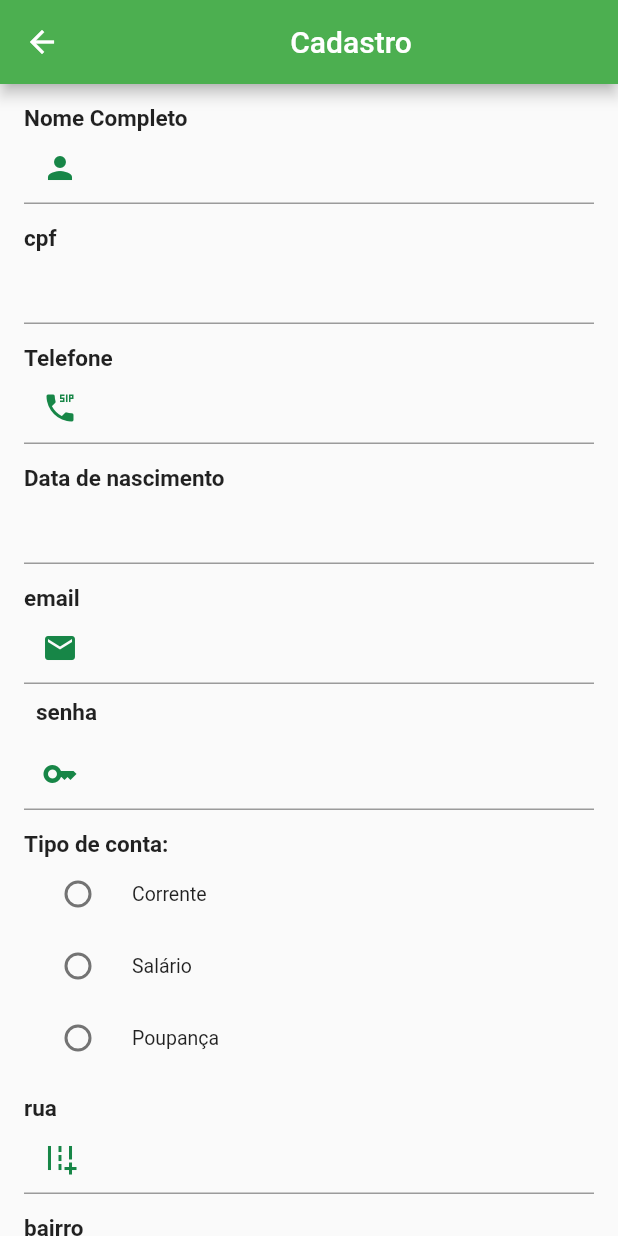
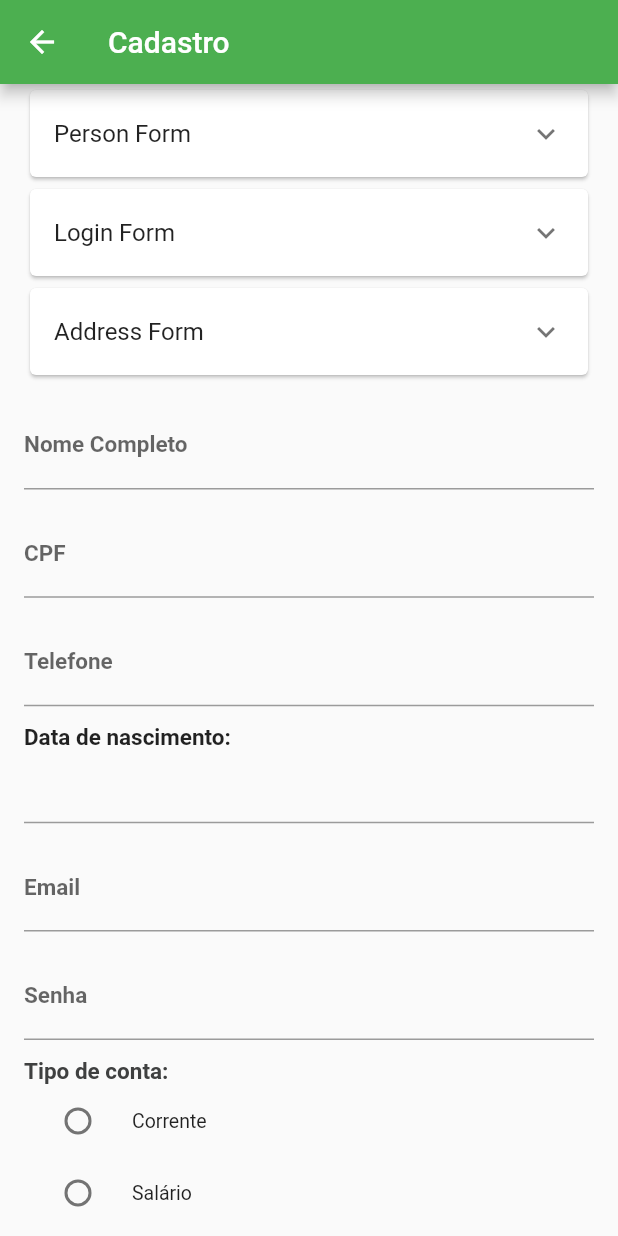
Before and after one commit to GiovanaThais/dartbank, a Flutter app: the HomePage screen opened directly, in the side drawer, after a tap on "Dados cadastráis", on a phone screen of 412 x 824 dp. Run offline on Flutter 3.47's test engine with Material 2 defaults, Android fonts, the phone set to English and light mode, and no system bars.

Commit message:
feat: melhorias no register

```diff
--- a/dart_bank/lib/core/widgets/custom_drawer_widget.dart
+++ b/dart_bank/lib/core/widgets/custom_drawer_widget.dart
@@ -40,10 +40,9 @@ class CustomDrawerWidget extends StatelessWidget {
               },
               child: UserAccountsDrawerHeader(
                   currentAccountPicture: CircleAvatar(
-                    backgroundColor: Color.fromARGB(255, 4, 99, 61),
+                    backgroundColor: Color.fromARGB(255, 239, 255, 248),
                     child: Image.asset(
-                      'assets/icon/logo.png',
-                      color: Colors.white,
+                      'assets/icon/avatar.png',
                       width: 60,
                     ),
                   ),
--- a/dart_bank/lib/core/widgets/text_label_widgets.dart
+++ b/dart_bank/lib/core/widgets/text_label_widgets.dart
@@ -1,16 +1,26 @@
 import 'package:flutter/material.dart';
 
 class TextLabel extends StatelessWidget {
+  const TextLabel(
+      {super.key,
+      required this.textlabel,
+      required this.controller,
+      this.validator});
+
   final String textlabel;
-  const TextLabel({super.key, required this.textlabel});
+  final String? Function(String? value)? validator;
+  final TextEditingController controller;
 
   @override
   Widget build(BuildContext context) {
     return Container(
       margin: const EdgeInsets.only(top: 2),
-      child: Text(
-        textlabel,
-        style: const TextStyle(fontSize: 15, fontWeight: FontWeight.bold),
+      child: TextFormField(
+        controller: controller,
+        validator: validator,
+        decoration: InputDecoration(
+            labelText: textlabel,
+            labelStyle: TextStyle(fontSize: 15, fontWeight: FontWeight.bold)),
       ),
     );
   }
--- /dev/null
+++ b/dart_bank/lib/features/auth/components/person_components.dart
@@ -0,0 +1,80 @@
+import 'package:flutter/material.dart';
+import 'package:dart_bank/core/widgets/text_label_widgets.dart';
+
+class PersonComponent extends StatefulWidget {
+  const PersonComponent({super.key});
+
+  @override
+  State<PersonComponent> createState() => _PersonComponentState();
+}
+
+class _PersonComponentState extends State<PersonComponent> {
+  var nameController = TextEditingController(text: "");
+  var birthDateController = TextEditingController(text: "");
+  var numberIdController = TextEditingController(text: "");
+  var cellController = TextEditingController(text: "");
+
+  DateTime? birthDate;
+
+  String? validateName(String? value) {
+    final regex = RegExp(r'^[A-Z][a-z] + ([a-zA-Z]+){1,}$');
+    final isValid = regex.hasMatch(value!);
+    if (!isValid) return 'Digite o nome completo';
+    return null;
+  }
+
+  @override
+  Widget build(BuildContext context) {
+    return Card(
+      child: Padding(
+        padding: EdgeInsets.all(8),
+        child: Column(
+          children: [
+            Padding(
+              padding: EdgeInsets.only(top: 12.0),
+              child: TextLabel(
+                controller: nameController,
+                validator: validateName,
+                textlabel: "Nome Completo",
+              ),
+            ),
+            Padding(
+              padding: EdgeInsets.only(top: 12.0),
+              child: TextLabel(
+                controller: numberIdController,
+                textlabel: "CPF",
+              ),
+            ),
+            Padding(
+              padding: EdgeInsets.only(top: 12.0),
+              child: TextLabel(
+                controller: cellController,
+                textlabel: "Telefone",
+              ),
+            ),
+            Padding(
+              padding: EdgeInsets.only(top: 12.0),
+              child: TextLabel(
+                  controller: birthDateController,
+                  textlabel: "Data de nascimento"),
+            ),
+            TextField(
+              readOnly: true,
+              onTap: () async {
+                var date = await showDatePicker(
+                    context: context,
+                    initialDate: DateTime(2000, 1, 1),
+                    firstDate: DateTime(1900, 1, 1),
+                    lastDate: DateTime.now());
+                if (date != null) {
+                  birthDateController.text = date.toString();
+                  birthDate = date;
+                }
+              },
+            ),
+          ],
+        ),
+      ),
+    );
+  }
+}
--- a/dart_bank/lib/features/auth/register/register_page.dart
+++ b/dart_bank/lib/features/auth/register/register_page.dart
@@ -3,6 +3,7 @@
 import 'dart:developer';
 
 import 'package:dart_bank/core/widgets/text_label_widgets.dart';
+import 'package:dart_bank/features/auth/components/person_components.dart';
 import 'package:flutter/material.dart';
 
 import '../repositories/account_types_repository.dart';
@@ -44,55 +45,66 @@ class _RegisterPageState extends State<RegisterPage> {
   Widget build(BuildContext context) {
     return Scaffold(
       appBar: AppBar(
-        title: Center(child: Text("Cadastro")),
+        title: Text("Cadastro"),
       ),
       body: Padding(
         padding: EdgeInsets.symmetric(horizontal: 16.0),
         child: ListView(// Troquei o column por listview pq já tem Scroll
             //crossAxisAlignment: CrossAxisAlignment.start,
             children: [
+          Card(
+            child: ExpansionTile(
+              title: Text("Person Form"),
+              children: const [
+                PersonComponent(),
+              ],
+            ),
+          ),
+          Card(
+            child: ExpansionTile(
+              title: Text("Login Form"),
+              children: const [
+                PersonComponent(),
+              ],
+            ),
+          ),
+          Card(
+            child: ExpansionTile(
+              title: Text("Address Form"),
+              children: const [
+                PersonComponent(),
+              ],
+            ),
+          ),
           Padding(
             padding: const EdgeInsets.only(top: 12.0),
-            child: const TextLabel(
+            child: TextLabel(
+              controller: nameController,
               textlabel: "Nome Completo",
             ),
           ),
-          TextField(
-              controller: nameController,
-              decoration: const InputDecoration(
-                  prefixIcon: Icon(
-                Icons.person,
-                color: Color.fromARGB(255, 23, 134, 71),
-              ))),
           Padding(
             padding: const EdgeInsets.only(top: 12.0),
-            child: const TextLabel(
-              textlabel: "cpf",
+            child: TextLabel(
+              controller: numberIdController,
+              textlabel: "CPF",
             ),
-          ),
-          TextField(
-            controller: numberIdController,
           ),
           Padding(
             padding: const EdgeInsets.only(top: 12.0),
-            child: const TextLabel(
+            child: TextLabel(
+              controller: cellController,
               textlabel: "Telefone",
             ),
           ),
-          TextField(
-              controller: cellController,
-              decoration: const InputDecoration(
-                  prefixIcon: Icon(
-                Icons.dialer_sip,
-                color: Color.fromARGB(255, 23, 134, 71),
-              ))),
           Padding(
             padding: const EdgeInsets.only(top: 12.0),
-            child: TextLabel(textlabel: "Data de nascimento"),
+            child: Text("Data de nascimento:",
+                style: TextStyle(fontSize: 15, fontWeight: FontWeight.bold)),
           ),
           TextField(
+            readOnly: true,
             controller: birthDateController,
-            readOnly: true,
             onTap: () async {
               var date = await showDatePicker(
                   context: context,
@@ -107,33 +119,30 @@ class _RegisterPageState extends State<RegisterPage> {
           ),
           Padding(
             padding: const EdgeInsets.only(top: 12.0),
-            child: const TextLabel(
-              textlabel: "email",
+            child: TextLabel(
+              controller: emailController,
+              textlabel: "Email",
             ),
           ),
-          TextField(
-              controller: emailController,
-              decoration: const InputDecoration(
-                  prefixIcon: Icon(
-                Icons.email,
-                color: Color.fromARGB(255, 23, 134, 71),
-              ))),
           Padding(
-            padding: const EdgeInsets.all(8.0),
-            child: const TextLabel(
-              textlabel: "senha",
+            padding: const EdgeInsets.only(top: 12.0),
+            child: TextLabel(
+              controller: passwordController,
+              textlabel: "Senha",
             ),
           ),
-          TextField(
-              controller: passwordController,
-              decoration: const InputDecoration(
-                  prefixIcon: Icon(
-                Icons.key,
-                color: Color.fromARGB(255, 23, 134, 71),
-              ))),
+          SizedBox(
+            width: 20,
+          ),
           Padding(
             padding: const EdgeInsets.only(top: 12.0),
-            child: const TextLabel(textlabel: "Tipo de conta:"),
+            child: Text(
+              "Tipo de conta:",
+              style: TextStyle(
+                  fontSize: 15,
+                  fontWeight: FontWeight.bold,
+                  color: Color.fromARGB(255, 63, 64, 64)),
+            ),
           ),
           Column(
               children: types
@@ -152,35 +161,25 @@ class _RegisterPageState extends State<RegisterPage> {
                   .toList()),
           Padding(
             padding: const EdgeInsets.only(top: 12.0),
-            child: const TextLabel(
-              textlabel: "rua",
+            child: TextLabel(
+              controller: streetAddController,
+              textlabel: "Rua",
             ),
-          ),
-          TextField(
-            controller: streetAddController,
-            decoration: const InputDecoration(
-                prefixIcon: Icon(
-              Icons.add_road,
-              color: Color.fromARGB(255, 23, 134, 71),
-            )),
           ),
           Padding(
             padding: const EdgeInsets.only(top: 12.0),
-            child: const TextLabel(
-              textlabel: "bairro",
+            child: TextLabel(
+              controller: neighborhoodAddController,
+              textlabel: "Bairro",
             ),
-          ),
-          TextField(
-            controller: neighborhoodAddController,
           ),
           Column(
             crossAxisAlignment: CrossAxisAlignment.stretch,
             children: [
               Padding(
                 padding: const EdgeInsets.only(top: 12.0),
-                child: const TextLabel(textlabel: "CEP"),
+                child: TextLabel(controller: cepController, textlabel: "CEP"),
               ),
-              TextField(controller: cepController),
               Row(
                 children: [
                   Expanded(
@@ -190,9 +189,10 @@ class _RegisterPageState extends State<RegisterPage> {
                       children: [
                         Padding(
                           padding: const EdgeInsets.only(top: 12.0),
-                          child: const TextLabel(textlabel: "Número"),
+                          child: TextLabel(
+                              controller: numberAddController,
+                              textlabel: "Número"),
                         ),
-                        TextField(controller: numberAddController),
                       ],
                     ),
                   ),
@@ -206,9 +206,10 @@ class _RegisterPageState extends State<RegisterPage> {
                       children: [
                         Padding(
                           padding: const EdgeInsets.only(top: 12.0),
-                          child: const TextLabel(textlabel: "Cidade"),
+                          child: TextLabel(
+                              controller: cityAddController,
+                              textlabel: "Cidade"),
                         ),
-                        TextField(controller: cityAddController),
                       ],
                     ),
                   ),
@@ -216,9 +217,9 @@ class _RegisterPageState extends State<RegisterPage> {
               ),
               Padding(
                 padding: const EdgeInsets.only(top: 12.0),
-                child: const TextLabel(textlabel: "Estado"),
+                child: TextLabel(
+                    controller: stateAddController, textlabel: "Estado"),
               ),
-              TextField(controller: stateAddController),
             ],
           ),
           SizedBox(
--- a/dart_bank/lib/features/home/pages/page1.dart
+++ b/dart_bank/lib/features/home/pages/page1.dart
@@ -10,8 +10,25 @@ class Page1 extends StatefulWidget {
 class _Page1State extends State<Page1> {
   @override
   Widget build(BuildContext context) {
-    return Container(
-      color: const Color.fromARGB(255, 177, 252, 179),
+    return Column(
+      children: [
+        Container(
+          margin: EdgeInsets.all(16),
+          width: double.infinity,
+          child: const Card(
+              elevation: 7,
+              shadowColor: Colors.green,
+              child: Column(
+                crossAxisAlignment: CrossAxisAlignment.start,
+                children: [
+                  Padding(
+                    padding: EdgeInsets.all(8.0),
+                    child: Text("Meu card"),
+                  ),
+                ],
+              )),
+        ),
+      ],
     );
   }
 }
--- a/dart_bank/lib/features/home/pages/page2.dart
+++ b/dart_bank/lib/features/home/pages/page2.dart
@@ -10,8 +10,12 @@ class Page2 extends StatefulWidget {
 class _Page2State extends State<Page2> {
   @override
   Widget build(BuildContext context) {
-    return Container(
-      color: Colors.blueGrey,
+    return Column(
+      children: [
+        Container(
+          color: Color.fromARGB(255, 211, 238, 226),
+        ),
+      ],
     );
   }
 }
--- a/dart_bank/lib/features/home/pages/page3.dart
+++ b/dart_bank/lib/features/home/pages/page3.dart
@@ -10,8 +10,12 @@ class Page3 extends StatefulWidget {
 class _Page3State extends State<Page3> {
   @override
   Widget build(BuildContext context) {
-    return Container(
-      color: const Color.fromARGB(255, 12, 125, 97),
+    return ListView(
+      children: [
+        Container(
+          color: Colors.grey,
+        )
+      ],
     );
   }
 }
--- /dev/null
+++ b/dart_bank/lib/features/home/repositories/card_datail_repository.dart
@@ -0,0 +1 @@
+class CardDatailRepository {}
```
Also changed, not shown: dart_bank/assets/icon/avatar.png (added), dart_bank/lib/core/components/person_components.dart (deleted).
